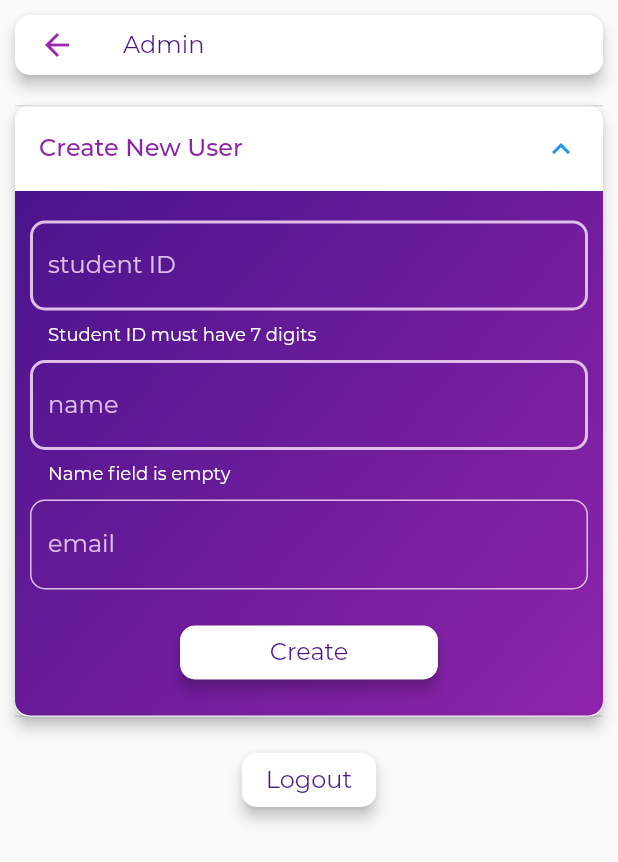
After one commit to prism97/Mess-Meal-Management-Flutter, a Flutter app: the AdminScreen screen opened by its route, after a tap on "Create New User", after a tap on "Create", on a phone screen of 412 x 824 dp. The commit adds this screen. Shown: the top 862 px of the screen. Run offline on Flutter 3.47's test engine with Material 2 defaults, Android fonts, the phone set to English and light mode, and no system bars; our stand-ins replace cloud_firestore, email_validator, firebase_auth, flutter_spinkit, font_awesome_flutter, shared_preferences and 1 more; accounts and stored records are empty; project files that could hold a hidden picture were left out.

Commit message:
role based UI and create user card added for admin

```diff
--- a/lib/screens/admin_screen.dart
+++ b/lib/screens/admin_screen.dart
@@ -1,28 +1,29 @@
 import 'package:flutter/material.dart';
-import 'package:font_awesome_flutter/font_awesome_flutter.dart';
+import 'package:mess_meal/services/auth.dart';
+import 'package:mess_meal/widgets/basic_white_button.dart';
+import 'package:mess_meal/widgets/create_user_card.dart';
 import 'package:mess_meal/widgets/custom_app_bar.dart';
-import 'package:mess_meal/widgets/nav_drawer.dart';
 
 class AdminScreen extends StatelessWidget {
   static const String id = 'admin_screen';
+  final _auth = AuthService();
 
   @override
   Widget build(BuildContext context) {
     return Scaffold(
-      drawer: NavDrawer(
-        currentRoute: id,
-      ),
+      resizeToAvoidBottomInset: false,
       appBar: CustomAppBar(title: 'Admin'),
-      body: Container(),
-      floatingActionButton: FloatingActionButton(
-        onPressed: () {
-          showModalBottomSheet(
-            context: context,
-            builder: (context) => Container(),
-          );
-        },
-        child: Icon(
-          FontAwesomeIcons.userPlus,
+      body: SingleChildScrollView(
+        child: Column(
+          children: <Widget>[
+            CreateUserCard(),
+            BasicWhiteButton(
+              text: 'Logout',
+              onPressed: () {
+                _auth.logOut();
+              },
+            ),
+          ],
         ),
       ),
     );
--- a/lib/screens/login_screen.dart
+++ b/lib/screens/login_screen.dart
@@ -27,7 +27,7 @@ class _LoginScreenState extends State<LoginScreen> {
   Widget build(BuildContext context) {
     return Scaffold(
       key: _scaffoldKey,
-      resizeToAvoidBottomPadding: false,
+      resizeToAvoidBottomInset: false,
       body: Container(
         padding: EdgeInsets.only(
           top: 150.0,
--- a/lib/widgets/basic_white_button.dart
+++ b/lib/widgets/basic_white_button.dart
@@ -15,6 +15,7 @@ class BasicWhiteButton extends StatelessWidget {
         horizontal: 100.0,
       ),
       child: RaisedButton(
+        color: Colors.white,
         child: Text(
           text,
           style: Theme.of(context).textTheme.body1,
--- /dev/null
+++ b/lib/widgets/create_user_card.dart
@@ -0,0 +1,136 @@
+import 'package:email_validator/email_validator.dart';
+import 'package:flutter/material.dart';
+import 'package:flutter/services.dart';
+import 'package:mess_meal/constants/colors.dart';
+import 'package:mess_meal/constants/numbers.dart';
+import 'package:mess_meal/widgets/basic_white_button.dart';
+
+class CreateUserCard extends StatefulWidget {
+  @override
+  _CreateUserCardState createState() => _CreateUserCardState();
+}
+
+class _CreateUserCardState extends State<CreateUserCard> {
+  final _formKey = GlobalKey<FormState>();
+
+  // text field states
+  int _sid;
+  String _name;
+  String _email;
+
+  @override
+  Widget build(BuildContext context) {
+    return Card(
+      elevation: kElevation,
+      margin: EdgeInsets.all(kBorderRadius),
+      shape: RoundedRectangleBorder(
+        borderRadius: BorderRadius.circular(
+          kBorderRadius,
+        ),
+      ),
+      child: ExpansionTile(
+        title: Text(
+          'Create New User',
+          style: Theme.of(context).textTheme.body2,
+        ),
+        children: <Widget>[
+          Container(
+            padding: const EdgeInsets.all(kBorderRadius),
+            decoration: BoxDecoration(
+              gradient: kBackgroundGradient,
+              borderRadius: BorderRadius.only(
+                bottomLeft: Radius.circular(kBorderRadius),
+                bottomRight: Radius.circular(kBorderRadius),
+              ),
+            ),
+            child: Column(
+              mainAxisAlignment: MainAxisAlignment.spaceEvenly,
+              crossAxisAlignment: CrossAxisAlignment.start,
+              children: <Widget>[
+                SizedBox(
+                  height: 10.0,
+                ),
+                Form(
+                  key: _formKey,
+                  child: Column(
+                    mainAxisAlignment: MainAxisAlignment.center,
+                    crossAxisAlignment: CrossAxisAlignment.stretch,
+                    children: <Widget>[
+                      TextFormField(
+                        style: TextStyle(
+                          color: Colors.white,
+                        ),
+                        decoration: InputDecoration(
+                          hintText: 'student ID',
+                        ),
+                        keyboardType: TextInputType.number,
+                        inputFormatters: <TextInputFormatter>[
+                          WhitelistingTextInputFormatter.digitsOnly
+                        ],
+                        validator: (val) => val.length != 7
+                            ? 'Student ID must have 7 digits'
+                            : null,
+                        onChanged: (val) {
+                          setState(() => _sid = int.parse(val));
+                        },
+                      ),
+                      SizedBox(
+                        height: 10.0,
+                      ),
+                      TextFormField(
+                        style: TextStyle(
+                          color: Colors.white,
+                        ),
+                        decoration: InputDecoration(
+                          hintText: 'name',
+                        ),
+                        keyboardType: TextInputType.text,
+                        validator: (val) =>
+                            val.isEmpty ? 'Name field is empty' : null,
+                        onChanged: (val) {
+                          setState(() => _name = val);
+                        },
+                      ),
+                      SizedBox(
+                        height: 10.0,
+                      ),
+                      TextFormField(
+                        style: TextStyle(
+                          color: Colors.white,
+                        ),
+                        decoration: InputDecoration(
+                          hintText: 'email',
+                        ),
+                        keyboardType: TextInputType.emailAddress,
+                        validator: (val) => !EmailValidator.validate(_email)
+                            ? 'Enter a valid email address'
+                            : null,
+                        onChanged: (val) {
+                          setState(() => _email = val);
+                        },
+                      ),
+                      SizedBox(
+                        height: 10.0,
+                      ),
+                      BasicWhiteButton(
+                        text: 'Create',
+                        onPressed: () {
+                          FocusScope.of(context).unfocus();
+
+                          final formState = _formKey.currentState;
+                          if (formState.validate()) {
+                            formState.save();
+                          }
+                        },
+                      ),
+                    ],
+                  ),
+                ),
+              ],
+            ),
+          ),
+        ],
+      ),
+    );
+  }
+}
```
Also changed, not shown: lib/main.dart (+0 -18 lines), lib/screen_selector.dart (+10 -11 lines), lib/screens/meal_list_screen.dart (+19 -3 lines), lib/widgets/nav_drawer.dart (+2 -19 lines).
